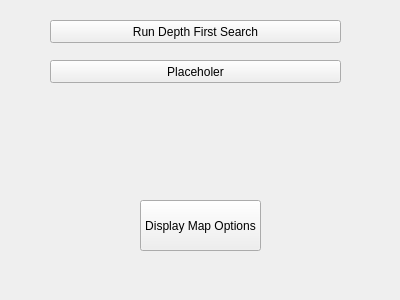
Above: controlwindow.ui from Baldarun/searchProject before the change. Below: the same form after it.
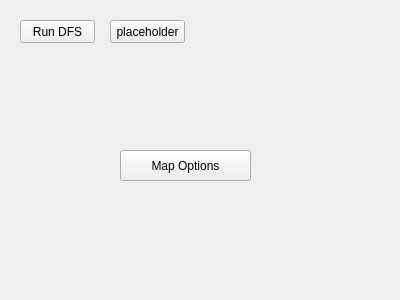
That is the form after the change.

What changed in the file:
```diff
--- a/controlwindow.ui
+++ b/controlwindow.ui
@@ -1,7 +1,7 @@
 <?xml version="1.0" encoding="UTF-8"?>
 <ui version="4.0">
  <class>ControlWindow</class>
- <widget class="QWidget" name="ControlWindow">
+ <widget class="QMainWindow" name="ControlWindow">
   <property name="geometry">
    <rect>
     <x>0</x>
@@ -13,46 +13,49 @@
   <property name="windowTitle">
    <string>Form</string>
   </property>
+  <widget class="QWidget" name="centralWidget">
   <widget class="QPushButton" name="runDFS">
    <property name="geometry">
     <rect>
-     <x>50</x>
+      <x>20</x>
      <y>20</y>
-     <width>291</width>
+      <width>75</width>
      <height>23</height>
     </rect>
    </property>
    <property name="text">
-    <string>Run Depth First Search</string>
-   </property>
-  </widget>
-  <widget class="QPushButton" name="mapOptions">
-   <property name="geometry">
-    <rect>
-     <x>140</x>
-     <y>200</y>
-     <width>121</width>
-     <height>51</height>
-    </rect>
-   </property>
-   <property name="text">
-    <string>Display Map Options</string>
+     <string>Run DFS</string>
    </property>
   </widget>
   <widget class="QPushButton" name="placeholder">
    <property name="geometry">
     <rect>
-     <x>50</x>
-     <y>60</y>
-     <width>291</width>
+      <x>110</x>
+      <y>20</y>
+      <width>75</width>
      <height>23</height>
     </rect>
    </property>
    <property name="text">
-    <string>Placeholer</string>
-   </property>
-  </widget>
- </widget>
+     <string>placeholder</string>
+    </property>
+   </widget>
+   <widget class="QPushButton" name="mapOptions">
+    <property name="geometry">
+     <rect>
+      <x>120</x>
+      <y>150</y>
+      <width>131</width>
+      <height>31</height>
+     </rect>
+    </property>
+    <property name="text">
+     <string>Map Options</string>
+    </property>
+   </widget>
+  </widget>
+ </widget>
+ <layoutdefault spacing="6" margin="11"/>
  <resources/>
  <connections/>
 </ui>
```
Left out of the diff: 2 changed lines with no effect on the pictures. Lines whose indentation alone changed are shown as unchanged.
